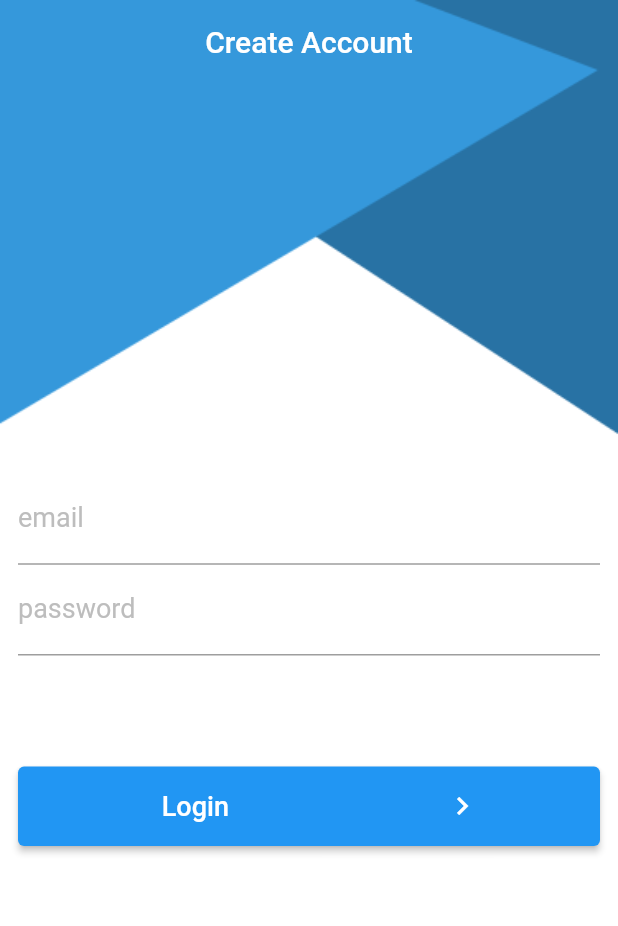
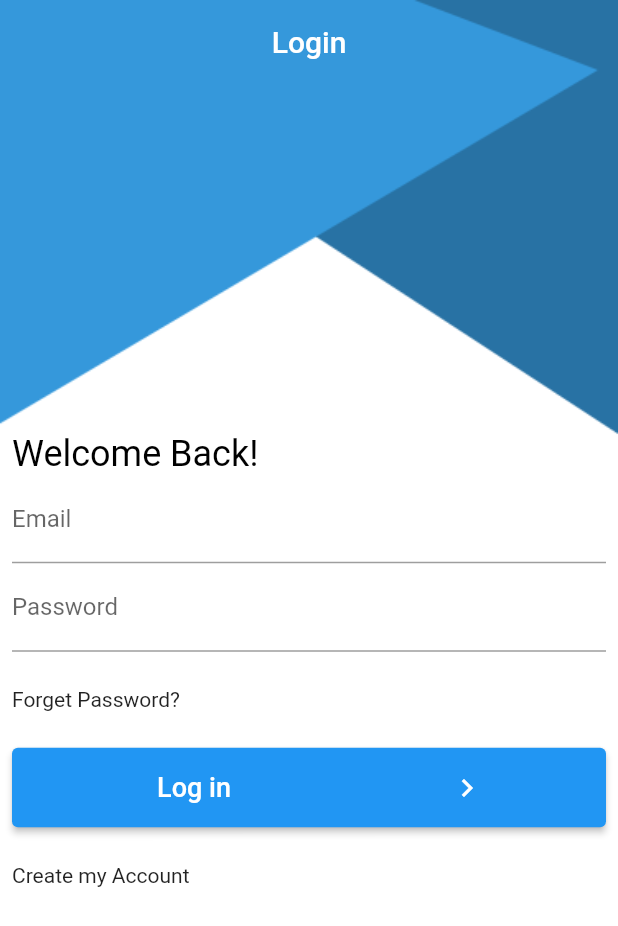
Before and after one commit to GHADA-99/chat-App, a Flutter app: the screen it shows after launch, on a phone screen of 412 x 824 dp. Shown: the top 926 px of the screen. Run offline on Flutter 3.47's test engine with Material 2 defaults, Android fonts, the phone set to English and light mode, and no system bars; our stand-ins replace firebase_auth, firebase_core; accounts and stored records are empty.

Commit message:
Added Log in Screen connected with firebase authentication

```diff
--- a/lib/main.dart
+++ b/lib/main.dart
@@ -1,3 +1,4 @@
+import 'package:chatting_app/ui/Login/loginScreen.dart';
 import 'package:chatting_app/ui/Register/registerScreen.dart';
 import 'package:flutter/material.dart';
 import 'package:firebase_core/firebase_core.dart';
@@ -16,9 +17,9 @@ class MyApp extends StatelessWidget {
       title: "ChatApp",
       routes: {
         RegisterScreen.routeName:(BuildContext)=> RegisterScreen(),
-
+        LogInScreen.routeName:(BuildContext)=> LogInScreen()
       },
-      initialRoute: RegisterScreen.routeName,
+      initialRoute: LogInScreen.routeName,
     );
   }
 }
--- a/lib/ui/FirebaseErrors.dart
+++ b/lib/ui/FirebaseErrors.dart
@@ -1,4 +1,11 @@
 class FirebaseErrors{
   static const String weakPassword='weak-password';
   static const String usedEmail='email-already-in-use';
+  static const String noUser='user-not-found';
+  static const String wrongPassword='wrong-password';
+
 }
+class InfoErrors{
+  static const String emailError ='Please Enter a valid Email';
+  static const String passwordError ='The password is incorrect';
+}
--- /dev/null
+++ b/lib/ui/Login/loginScreen.dart
@@ -0,0 +1,182 @@
+import 'dart:ui';
+
+import 'package:chatting_app/ui/FirebaseErrors.dart';
+import 'package:chatting_app/ui/Login/navigator.dart';
+import 'package:chatting_app/ui/Login/viewModel.dart';
+import 'package:chatting_app/ui/Register/registerScreen.dart';
+import 'package:chatting_app/ui/components.dart';
+import 'package:flutter/cupertino.dart';
+import 'package:flutter/material.dart';
+import 'package:provider/provider.dart';
+
+class LogInScreen extends StatefulWidget {
+  static const routeName = 'Log in';
+
+  @override
+  State<LogInScreen> createState() => _LogInScreenState();
+}
+
+class _LogInScreenState extends State<LogInScreen> implements Connector{
+  String email = '';
+
+  String password = '';
+  String message = '';
+
+  GlobalKey<FormState> formKey=GlobalKey<FormState>();
+
+  LogInViewModel viewModel=LogInViewModel();
+  @override
+  void initState() {
+    // TODO: implement initState
+    super.initState();
+    viewModel.connector=this;
+  }
+  @override
+  Widget build(BuildContext context) {
+    return ChangeNotifierProvider(
+      create: (BuildContext)=>viewModel,
+      child: Stack(
+        children: [
+          PatternBack(),
+          Scaffold(
+            resizeToAvoidBottomInset: false,
+            backgroundColor: Colors.transparent,
+            appBar: AppBar(
+              elevation: 0,
+              backgroundColor: Colors.transparent,
+              centerTitle: true,
+              title: Text('Login'),
+            ),
+            body: Padding(
+              padding: const EdgeInsets.all(8.0),
+              child: Form(
+                key: formKey,
+                child: Column(
+                  mainAxisAlignment: MainAxisAlignment.center,
+                  children: [
+                    Row(
+                      mainAxisAlignment: MainAxisAlignment.start,
+                      children:const [
+                        Text('Welcome Back!',style: TextStyle(color: Colors.black,fontSize: 24)),
+                      ],
+                    ),
+                    TextFormField(
+                      onChanged: (text){
+                        email=text;
+                      },
+                      validator: (text){
+                        if(text==null||text.trim().isEmpty){
+                          return InfoErrors.emailError;
+                        }
+                        return null;
+                      },
+                      decoration:const  InputDecoration(
+                        labelText: 'Email',
+                        labelStyle: TextStyle()
+                      ),
+                    ),
+
+                    TextFormField(
+                      onChanged: (text){
+                        password=text;
+                      },
+                      validator: (text){
+                        if(text==null||text.trim().isEmpty){
+                          return InfoErrors.passwordError;
+                        }
+                      },
+                      decoration:const InputDecoration(
+                          labelText: 'Password',
+                          labelStyle: TextStyle()
+                      ),
+                    ),
+                    SizedBox(height: 24),
+                     InkWell(
+                       onTap: (){},
+                       child:Row(
+                         mainAxisAlignment: MainAxisAlignment.start,
+                         children: [
+                           const Text('Forget Password?'),
+                         ],
+                       ),
+                     ),
+                    SizedBox(height: 24),
+                     ElevatedButton(
+                       onPressed: (){
+                         formValidator();
+                       },
+                       child: Row(
+                         mainAxisAlignment: MainAxisAlignment.spaceAround,
+                         children: const [
+                           Padding(
+                             padding: EdgeInsets.all(16),
+                             child: Text(
+                               'Log in',
+                               style: TextStyle(fontSize: 18),
+                             ),
+                           ),
+                           Icon(Icons.navigate_next),
+                         ],
+                       ),),
+                    SizedBox(height: 24,),
+                     InkWell(
+                       onTap: (){
+                         Navigator.pushReplacementNamed(context, RegisterScreen.routeName);
+                       },
+                       child:Row(
+                         mainAxisAlignment: MainAxisAlignment.start,
+                         children: [
+                           const Text('Create my Account'),
+                         ],
+                       ),
+                     ),
+
+                  ],
+                ),
+              ),
+            ),
+          )
+        ],
+      ),
+    );
+  }
+
+  void formValidator(){
+    if(formKey.currentState?.validate()==true){
+      //Log in with user and password
+      //no logic here as it's VIEW
+      viewModel.logIn(email, password);
+    }
+  }
+
+  @override
+  void hideLoading() {
+    Navigator.pop(context);
+  }
+
+  @override
+  void showLoading() {
+    showDialog(context: context,
+        builder: (BuildContext)=>AlertDialog(
+          content: Row(
+            mainAxisAlignment: MainAxisAlignment.spaceAround,
+            children: [
+              CircularProgressIndicator(),
+              Text('Loading...'),
+            ],
+          ),
+        ));
+  }
+
+  @override
+  void showmessage(message) {
+    showDialog(context: context,
+        builder: (BuildContext)=>AlertDialog(
+          content: Row(
+            children: [
+              Expanded(child: Text(message)),
+            ],
+          ),
+        ));
+  }
+}
--- /dev/null
+++ b/lib/ui/Login/navigator.dart
@@ -0,0 +1,5 @@
+abstract class Connector{
+  void showLoading();
+  void hideLoading();
+  void showmessage(String message);
+}
--- /dev/null
+++ b/lib/ui/Login/viewModel.dart
@@ -0,0 +1,29 @@
+//view Model ..>Provider
+
+import 'package:chatting_app/ui/FirebaseErrors.dart';
+import 'package:chatting_app/ui/Login/navigator.dart';
+import 'package:firebase_auth/firebase_auth.dart';
+import 'package:flutter/material.dart';
+
+class LogInViewModel extends ChangeNotifier{
+  late Connector connector;
+  FirebaseAuth firebaseAuth =FirebaseAuth.instance;
+  void logIn(String email,String password)async{
+   try{
+     connector.showLoading();
+     var credential=await firebaseAuth.signInWithEmailAndPassword(
+         email: email,
+         password: password
+     );
+    // print('successfully log in');
+     connector.hideLoading();
+   }on FirebaseAuthException catch (e) {
+     if (e.code == FirebaseErrors.noUser) {
+       connector.showmessage('No user found for that email.');
+       print('No user found for that email.');
+     } else if (e.code == FirebaseErrors.wrongPassword) {
+       print('Wrong password provided for that user.');
+     }
+   }
+  }
+}
--- a/lib/ui/Register/registerScreen.dart
+++ b/lib/ui/Register/registerScreen.dart
@@ -1,3 +1,4 @@
+import 'package:chatting_app/ui/Login/loginScreen.dart';
 import 'package:chatting_app/ui/Register/navigator.dart';
 import 'package:chatting_app/ui/Register/viewModel.dart';
 import 'package:flutter/material.dart';
@@ -36,17 +37,7 @@ class _RegisterScreenState extends State<RegisterScreen>implements Connector {
       create: (BuildContext) => viewModel,
       child: Stack(
         children: [
-          Container(
-            decoration: const BoxDecoration(
-              color: Colors.white,
-            ),
-            child: Image.asset(
-              'assets/images/pattern.png',
-              fit: BoxFit.fill,
-              width: double.infinity,
-              height: double.infinity,
-            ),
-          ),
+         PatternBack(),
           Scaffold(
             backgroundColor: Colors.transparent,
             resizeToAvoidBottomInset: false,
@@ -98,9 +89,6 @@ class _RegisterScreenState extends State<RegisterScreen>implements Connector {
                             color: Color.fromRGBO(189, 189, 189, 1)),
                       ),
                     ),
-                    // DefaultTextFormField('First Name', 'message', (text){firstName=text;}),
-                    // DefaultTextFormField('E-mail address', 'message', (text){email=text;}),
-                    // DefaultTextFormField('password', 'message', (text){password=text;}),
                     SizedBox(height: MediaQuery.of(context).size.height * 0.09),
                     ElevatedButton(
 
@@ -113,11 +101,23 @@ class _RegisterScreenState extends State<RegisterScreen>implements Connector {
                           Padding(
                             padding: EdgeInsets.all(16),
                             child: Text(
-                              'Login',
+                              'Create Account',
                               style: TextStyle(fontSize: 18),
                             ),
                           ),
                           Icon(Icons.navigate_next),
+                        ],
+                      ),
+                    ),
+                    SizedBox(height: 24,),
+                    InkWell(
+                      onTap: (){
+                        Navigator.pushReplacementNamed(context, LogInScreen.routeName);
+                      },
+                      child:Row(
+                        mainAxisAlignment: MainAxisAlignment.start,
+                        children: [
+                          const Text('Already have an account'),
                         ],
                       ),
                     ),
--- a/lib/ui/components.dart
+++ b/lib/ui/components.dart
@@ -3,23 +3,26 @@ import 'package:flutter/material.dart';
 class DefaultTextFormField extends StatelessWidget {
   String label;
   String message;
+  String input;
   //TODO:FIX ME
-  Function onChanged;
-  DefaultTextFormField(this.label, this.message,this.onChanged);
+  //Function onChanged;
+  DefaultTextFormField(this.label, this.message,this.input);
   String? validator(text) {
     if(text==null||text.trim().isEmpty){
       return message;
     }
     return null;
   }
-
-
+  void onChanged(text){
+    input=text;
+    print(input);
+  }
   @override
   Widget build(BuildContext context) {
     return Container(
       child: TextFormField(
         validator: validator,
-        onChanged: onChanged(),
+        onChanged: onChanged,
         decoration: InputDecoration(
           labelText: label,
           labelStyle: const TextStyle(fontSize: 18, color: Color.fromRGBO(189, 189, 189, 1)),
@@ -28,3 +31,21 @@ class DefaultTextFormField extends StatelessWidget {
     );
   }
 }
+
+class PatternBack extends StatelessWidget {
+
+  @override
+  Widget build(BuildContext context) {
+    return Container(
+      decoration: const BoxDecoration(
+        color: Colors.white,
+      ),
+      child: Image.asset(
+        'assets/images/pattern.png',
+        fit: BoxFit.fill,
+        width: double.infinity,
+        height: double.infinity,
+      ),
+    );
+  }
+}
```
